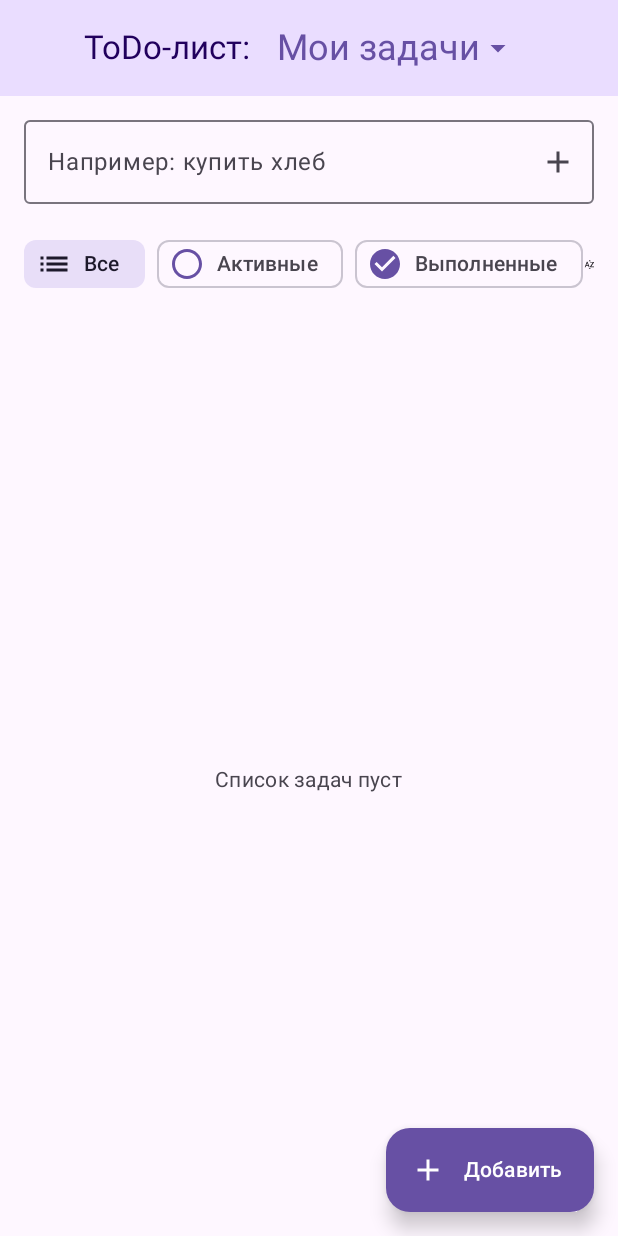
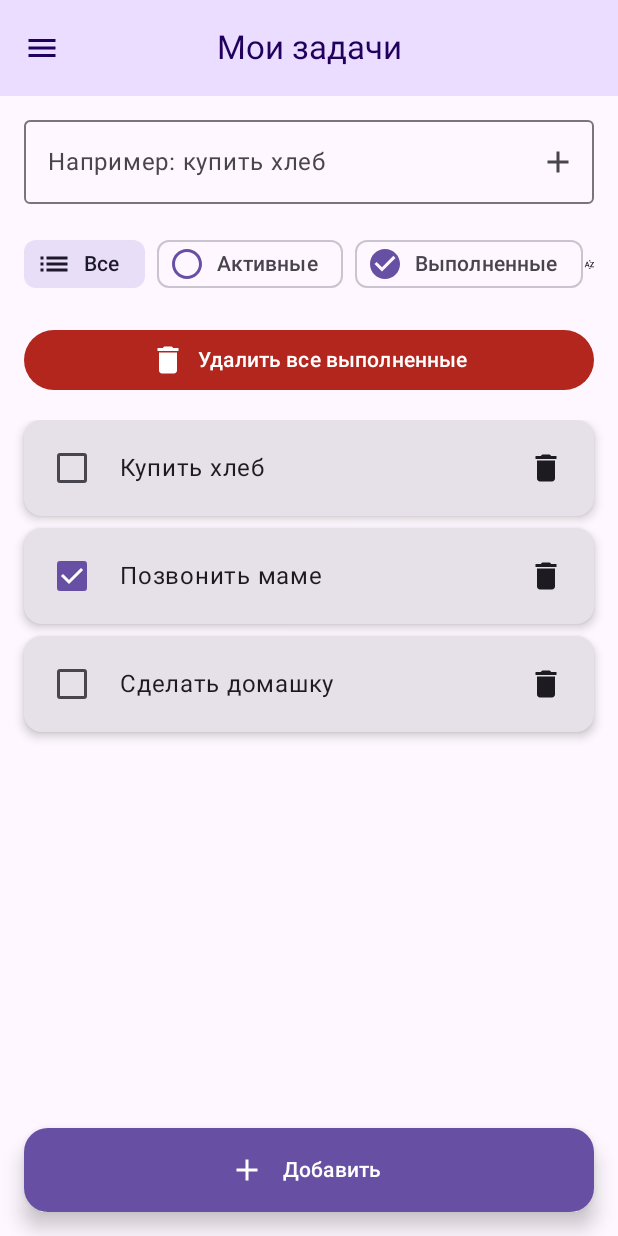
Before and after one commit to Denis24-sdk/ToDo-List-in-Kotlin, an Android app built with Jetpack Compose: the screen it shows after launch (MainActivity), on a phone screen of 412 x 824 dp. Run offline under Robolectric (Android 15) with nearby library versions, the phone set to English and light mode, and no system bars.

Commit message:
- Плавающая кнопка "Добавить" - Добавлено меню со списками - Удобное открытие и закрытие меню

```diff
--- a/app/src/main/java/com/example/myfirstapp/MainActivity.kt
+++ b/app/src/main/java/com/example/myfirstapp/MainActivity.kt
@@ -1,11 +1,12 @@
 package com.example.myfirstapp
 
+import android.content.Context
 import android.os.Bundle
-import android.util.Log
 import androidx.activity.ComponentActivity
 import androidx.activity.compose.setContent
 import androidx.compose.animation.*
 import androidx.compose.animation.core.tween
+import androidx.compose.foundation.clickable
 import androidx.compose.foundation.layout.*
 import androidx.compose.foundation.lazy.LazyColumn
 import androidx.compose.foundation.lazy.items
@@ -15,84 +16,154 @@ import androidx.compose.material3.*
 import androidx.compose.runtime.*
 import androidx.compose.ui.Alignment
 import androidx.compose.ui.Modifier
-import androidx.compose.ui.platform.LocalContext
+import androidx.compose.ui.platform.LocalFocusManager
+import androidx.compose.ui.platform.LocalSoftwareKeyboardController
 import androidx.compose.ui.text.input.TextFieldValue
 import androidx.compose.ui.unit.dp
-import androidx.datastore.preferences.core.edit
-import androidx.datastore.preferences.core.stringPreferencesKey
+import androidx.lifecycle.lifecycleScope
+import androidx.datastore.preferences.core.*
 import androidx.datastore.preferences.preferencesDataStore
+import com.google.gson.Gson
+import com.google.gson.reflect.TypeToken
 import kotlinx.coroutines.flow.Flow
+import kotlinx.coroutines.flow.collectLatest
 import kotlinx.coroutines.flow.map
 import kotlinx.coroutines.launch
-import kotlinx.serialization.Serializable
-import kotlinx.serialization.encodeToString
-import kotlinx.serialization.decodeFromString
-import kotlinx.serialization.json.Json
-import android.content.Context
 
-val Context.dataStore by preferencesDataStore(name = "tasks_prefs")
-val TASK_LISTS_KEY = stringPreferencesKey("task_lists_key")
+// --- Data ---
 
-@Serializable
 data class Task(val id: Int, val text: String, val done: Boolean)
-
-@Serializable
 data class TaskList(val id: Int, val name: String, val tasks: List<Task>)
 
 enum class TaskFilter { ALL, ACTIVE, DONE }
 
-val jsonFormat = Json {
-    ignoreUnknownKeys = true
-    isLenient = true
-    encodeDefaults = true
-}
+// --- DataStore ---
 
-fun getTaskListsFlow(context: Context): Flow<List<TaskList>> = context.dataStore.data
-    .map { prefs ->
-        val json = prefs[TASK_LISTS_KEY] ?: "[]"
-        try {
-            jsonFormat.decodeFromString(json)
-        } catch (e: Exception) {
-            emptyList<TaskList>()
-        }
-    }
+// Ключ для сохранения списков задач в DataStore
+val Context.dataStore by preferencesDataStore(name = "tasks_datastore")
+val TASK_LISTS_KEY = stringPreferencesKey("task_lists_json")
 
-suspend fun saveTaskLists(context: Context, lists: List<TaskList>) {
-    val json = jsonFormat.encodeToString(lists)
-    context.dataStore.edit { prefs ->
+// Gson для конвертации списков задач в JSON и обратно
+val gson = Gson()
+
+suspend fun Context.saveTaskLists(lists: List<TaskList>) {
+    val json = gson.toJson(lists)
+    dataStore.edit { prefs ->
         prefs[TASK_LISTS_KEY] = json
     }
 }
 
+fun Context.loadTaskLists(): Flow<List<TaskList>> = dataStore.data
+    .map { prefs ->
+        val json = prefs[TASK_LISTS_KEY] ?: "[]"
+        val type = object : TypeToken<List<TaskList>>() {}.type
+        gson.fromJson<List<TaskList>>(json, type)
+    }
+
+// --- MainActivity ---
+
 class MainActivity : ComponentActivity() {
     override fun onCreate(savedInstanceState: Bundle?) {
         super.onCreate(savedInstanceState)
+
+        // Загружаем списки из DataStore, если данных нет — создаём дефолтный список
+        val listsState = mutableStateOf<List<TaskList>>(emptyList())
+
+        lifecycleScope.launch {
+            applicationContext.loadTaskLists().collectLatest { loadedLists ->
+                if (loadedLists.isNotEmpty()) {
+                    listsState.value = loadedLists
+                } else {
+                    listsState.value = listOf(
+                        TaskList(
+                            id = 1,
+                            name = "Мои задачи",
+                            tasks = listOf(
+                                Task(1, "Купить хлеб", false),
+                                Task(2, "Позвонить маме", true),
+                                Task(3, "Сделать домашку", false),
+                            )
+                        )
+                    )
+                }
+            }
+        }
+
         setContent {
             MaterialTheme {
-                ToDoAppScreen()
+                ToDoAppScreen(
+                    lists = listsState.value,
+                    onListsChange = { newLists ->
+                        listsState.value = newLists
+                        lifecycleScope.launch {
+                            applicationContext.saveTaskLists(newLists)
+                        }
+                    }
+                )
             }
         }
     }
 }
 
-@OptIn(ExperimentalMaterial3Api::class, ExperimentalAnimationApi::class)
+// --- UI компоненты ---
+
+// Отображение отдельной задачи с чекбоксом и кнопкой удаления
 @Composable
-fun ToDoAppScreen() {
-    val context = LocalContext.current
-    val scope = rememberCoroutineScope()
-
-    val taskListsFlow = remember { getTaskListsFlow(context) }
-    val taskLists by taskListsFlow.collectAsState(initial = emptyList())
-
-    var lists by remember { mutableStateOf(taskLists) }
-    LaunchedEffect(taskLists) {
-        lists = taskLists.ifEmpty {
-            listOf(TaskList(1, "Мои задачи", emptyList()))
+fun TaskCardModern(
+    task: Task,
+    onCheckedChange: (Boolean) -> Unit,
+    onDelete: () -> Unit
+) {
+    Card(
+        modifier = Modifier.fillMaxWidth(),
+        elevation = CardDefaults.cardElevation(4.dp)
+    ) {
+        Row(
+            verticalAlignment = Alignment.CenterVertically,
+            modifier = Modifier.padding(8.dp)
+        ) {
+            Checkbox(
+                checked = task.done,
+                onCheckedChange = onCheckedChange
+            )
+            Spacer(Modifier.width(8.dp))
+            Text(
+                text = task.text,
+                modifier = Modifier.weight(1f),
+                style = MaterialTheme.typography.bodyLarge
+            )
+            IconButton(onClick = onDelete) {
+                Icon(Icons.Default.Delete, contentDescription = "Удалить задачу")
+            }
+        }
     }
 }
 
-    var activeListId by remember { mutableStateOf(lists.firstOrNull()?.id ?: 1) }
-    val activeList = lists.find { it.id == activeListId } ?: lists.firstOrNull()
+// --- Основной экран ---
+
+@OptIn(ExperimentalMaterial3Api::class, ExperimentalAnimationApi::class)
+@Composable
+fun ToDoAppScreen(
+    lists: List<TaskList>,
+    onListsChange: (List<TaskList>) -> Unit
+) {
+    val scope = rememberCoroutineScope()
+    val snackbarHostState = remember { SnackbarHostState() }
+    val drawerState = rememberDrawerState(DrawerValue.Closed)
+    val focusManager = LocalFocusManager.current
+    val keyboardController = LocalSoftwareKeyboardController.current
+
+    var activeListId by remember {
+        mutableStateOf(lists.firstOrNull()?.id ?: -1)
+    }
+
+    LaunchedEffect(lists) {
+        if (lists.none { it.id == activeListId }) {
+            activeListId = lists.firstOrNull()?.id ?: -1
+        }
+    }
+
+    val activeList = lists.find { it.id == activeListId }
 
     var input by remember { mutableStateOf(TextFieldValue("")) }
     var filter by remember { mutableStateOf(TaskFilter.ALL) }
@@ -101,17 +172,7 @@ fun ToDoAppScreen() {
     var showAddListDialog by remember { mutableStateOf(false) }
     var newListName by remember { mutableStateOf(TextFieldValue("")) }
 
-    fun save(allLists: List<TaskList>) {
-        allLists.forEach { list ->
-            val ids = list.tasks.map { it.id }
-            if (ids.size != ids.toSet().size) {
-                Log.e("ToDoApp", "Дубликаты ID задач в списке '${list.name}': $ids")
-            }
-        }
-        scope.launch {
-            saveTaskLists(context, allLists)
-        }
-    }
+    // Основная логика: добавление, обновление, удаление задач и списков
 
     fun addTask(text: String) {
         if (text.isBlank() || activeList == null) return
@@ -121,55 +182,57 @@ fun ToDoAppScreen() {
         while (newId in currentIds) newId++
         val newTask = Task(newId, text.trim(), false)
         val updatedList = activeList.copy(tasks = currentTasks + newTask)
-        lists = lists.map { if (it.id == activeListId) updatedList else it }
-        save(lists)
+        val updatedLists = lists.map { if (it.id == activeListId) updatedList else it }
+        onListsChange(updatedLists)
         input = TextFieldValue("")
+        focusManager.clearFocus()
+        keyboardController?.hide()
     }
 
-    fun updateTask(updatedTask: Task) {
-        if (activeList == null) return
-        val updatedTasks = activeList.tasks.map { if (it.id == updatedTask.id) updatedTask else it }
-        val updatedList = activeList.copy(tasks = updatedTasks)
-        lists = lists.map { if (it.id == activeListId) updatedList else it }
-        save(lists)
+    fun updateTask(task: Task) {
+        val list = activeList ?: return
+        val updatedTasks = list.tasks.map {
+            if (it.id == task.id) task else it
+        }
+        val updatedList = list.copy(tasks = updatedTasks)
+        val updatedLists = lists.map { if (it.id == activeListId) updatedList else it }
+        onListsChange(updatedLists)
     }
 
-    fun deleteTask(taskToDelete: Task) {
-        if (activeList == null) return
-        val updatedTasks = activeList.tasks.filter { it.id != taskToDelete.id }
-        val updatedList = activeList.copy(tasks = updatedTasks)
-        lists = lists.map { if (it.id == activeListId) updatedList else it }
-        save(lists)
+    fun deleteTask(task: Task) {
+        val list = activeList ?: return
+        val updatedTasks = list.tasks.filter { it.id != task.id }
+        val updatedList = list.copy(tasks = updatedTasks)
+        val updatedLists = lists.map { if (it.id == activeListId) updatedList else it }
+        onListsChange(updatedLists)
     }
 
     fun deleteDoneTasks() {
-        if (activeList == null) return
-        val updatedTasks = activeList.tasks.filter { !it.done }
-        val updatedList = activeList.copy(tasks = updatedTasks)
-        lists = lists.map { if (it.id == activeListId) updatedList else it }
-        save(lists)
+        val list = activeList ?: return
+        val updatedTasks = list.tasks.filter { !it.done }
+        val updatedList = list.copy(tasks = updatedTasks)
+        val updatedLists = lists.map { if (it.id == activeListId) updatedList else it }
+        onListsChange(updatedLists)
     }
 
     fun addTaskList(name: String) {
         if (name.isBlank()) return
-        val currentIds = lists.map { it.id }.toSet()
-        var newId = 1
-        while (newId in currentIds) newId++
+        val newId = (lists.maxOfOrNull { it.id } ?: 0) + 1
         val newList = TaskList(newId, name.trim(), emptyList())
-        lists = lists + newList
+        val updatedLists = lists + newList
+        onListsChange(updatedLists)
         activeListId = newId
-        save(lists)
     }
 
-    fun deleteTaskList(listId: Int) {
-        if (lists.size <= 1) return
-        lists = lists.filter { it.id != listId }
-        if (activeListId == listId) {
-            activeListId = lists.firstOrNull()?.id ?: 1
+    fun deleteTaskList(id: Int) {
+        val updatedLists = lists.filter { it.id != id }
+        onListsChange(updatedLists)
+        if (activeListId == id) {
+            activeListId = updatedLists.firstOrNull()?.id ?: -1
         }
-        save(lists)
     }
 
+    // Фильтрация и сортировка задач в зависимости от выбранных настроек
     fun filteredSortedTasks(): List<Task> {
         if (activeList == null) return emptyList()
         val filtered = when (filter) {
@@ -181,80 +244,128 @@ fun ToDoAppScreen() {
         else filtered.sortedByDescending { it.text.lowercase() }
     }
 
-    Scaffold(
-        topBar = {
-            CenterAlignedTopAppBar(
-                title = {
-                    Row(verticalAlignment = Alignment.CenterVertically) {
-                        Text("ToDo-лист: ")
-                        var expanded by remember { mutableStateOf(false) }
-                        Box {
-                            TextButton(onClick = { expanded = true }) {
-                                Text(activeList?.name ?: "Нет списков", style = MaterialTheme.typography.headlineSmall)
-                                Icon(Icons.Default.ArrowDropDown, contentDescription = null)
-                            }
-                            DropdownMenu(expanded = expanded, onDismissRequest = { expanded = false }) {
-                                lists.forEach { list ->
-                                    DropdownMenuItem(
-                                        text = { Text(list.name) },
-                                        onClick = {
-                                            activeListId = list.id
-                                            expanded = false
-                                        },
-                                        trailingIcon = {
-                                            if (lists.size > 1) {
+    // --- UI ---
+
+    ModalNavigationDrawer(
+        drawerState = drawerState,
+        drawerContent = {
+            ModalDrawerSheet(
+                modifier = Modifier.fillMaxHeight(0.9f)
+            ) {
+                // Боковое меню с перечнем всех списков и кнопкой для создания нового
+                Row(
+                    modifier = Modifier
+                        .fillMaxWidth()
+                        .padding(horizontal = 16.dp, vertical = 12.dp),
+                    verticalAlignment = Alignment.CenterVertically
+                ) {
+                    Text(
+                        "Ваши списки",
+                        style = MaterialTheme.typography.headlineMedium,
+                        modifier = Modifier.weight(1f)
+                    )
                     IconButton(
                         onClick = {
-                                                        deleteTaskList(list.id)
-                                                        expanded = false
+                            scope.launch {
+                                snackbarHostState.showSnackbar("Для открытия списков свайпните вправо")
+                            }
                         }
                     ) {
+                        Icon(
+                            imageVector = Icons.Default.Info,
+                            contentDescription = "Подсказка"
+                        )
+                    }
+                }
+
+                Divider()
+
+                LazyColumn {
+                    items(lists, key = { it.id }) { list ->
+                        ListItem(
+                            headlineContent = { Text(list.name) },
+                            trailingContent = {
+                                if (lists.size > 1) {
+                                    IconButton(onClick = {
+                                        deleteTaskList(list.id)
+                                    }) {
                                         Icon(Icons.Default.Delete, contentDescription = "Удалить список")
                                     }
                                 }
+                            },
+                            modifier = Modifier
+                                .fillMaxWidth()
+                                .clickable {
+                                    activeListId = list.id
+                                    scope.launch { drawerState.close() }
                                 }
+                                .padding(horizontal = 8.dp)
                         )
                     }
+                    item {
                         Divider()
-                                DropdownMenuItem(
-                                    text = { Text("Добавить список") },
-                                    onClick = {
-                                        expanded = false
+                        ListItem(
+                            headlineContent = { Text("Добавить список") },
+                            leadingContent = { Icon(Icons.Default.Add, contentDescription = null) },
+                            modifier = Modifier
+                                .fillMaxWidth()
+                                .clickable {
                                     showAddListDialog = true
+                                    scope.launch { drawerState.close() }
                                 }
+                                .padding(horizontal = 8.dp)
                         )
                     }
                 }
             }
         },
+        gesturesEnabled = true,
+        modifier = Modifier.fillMaxSize()
+    ) {
+        Scaffold(
+            topBar = {
+                // Верхний AppBar с кнопкой открытия бокового меню
+                CenterAlignedTopAppBar(
+                    title = {
+                        Text(activeList?.name ?: "Нет списков")
+                    },
+                    navigationIcon = {
+                        IconButton(onClick = {
+                            scope.launch {
+                                if (drawerState.isClosed) drawerState.open() else drawerState.close()
+                            }
+                        }) {
+                            Icon(Icons.Default.Menu, contentDescription = "Меню")
+                        }
+                    },
+                    // Кнопка подсказки убрана из верхнего бара, чтобы не загромождать интерфейс
+                    actions = {
+                        // пусто
+                    },
                     colors = TopAppBarDefaults.centerAlignedTopAppBarColors(
                         containerColor = MaterialTheme.colorScheme.primaryContainer,
-                    titleContentColor = MaterialTheme.colorScheme.onPrimaryContainer
+                        titleContentColor = MaterialTheme.colorScheme.onPrimaryContainer,
+                        actionIconContentColor = MaterialTheme.colorScheme.onPrimaryContainer,
+                        navigationIconContentColor = MaterialTheme.colorScheme.onPrimaryContainer
                     )
                 )
             },
-        floatingActionButton = {
-            ExtendedFloatingActionButton(
-                onClick = { addTask(input.text) },
-                icon = { Icon(Icons.Default.Add, contentDescription = "Добавить задачу") },
-                text = { Text("Добавить") },
-                containerColor = MaterialTheme.colorScheme.primary,
-                contentColor = MaterialTheme.colorScheme.onPrimary,
-                elevation = FloatingActionButtonDefaults.elevation(defaultElevation = 8.dp),
+            snackbarHost = { SnackbarHost(hostState = snackbarHostState) },
+            contentWindowInsets = WindowInsets(0, 0, 0, 0),
+            content = { innerPadding ->
+                Box(
                     modifier = Modifier
-                    .imePadding()
-                    .navigationBarsPadding()
-            )
-        },
-        content = { innerPadding ->
+                        .padding(innerPadding)
+                        .fillMaxSize()
+                ) {
                     Column(
                         modifier = Modifier
-                    .padding(innerPadding)
+                            .fillMaxSize()
                             .padding(horizontal = 16.dp)
-                    .fillMaxSize()
                     ) {
                         Spacer(Modifier.height(16.dp))
 
+                        // Основной экран: ввод новой задачи, фильтры, список задач и кнопка очистки выполненных
                         OutlinedTextField(
                             value = input,
                             onValueChange = { input = it },
@@ -374,9 +485,30 @@ fun ToDoAppScreen() {
                             }
                         }
                     }
+
+                    Box(
+                        modifier = Modifier
+                            .fillMaxWidth()
+                            .padding(16.dp)
+                            .imePadding()
+                            .align(Alignment.BottomCenter)
+                    ) {
+                        ExtendedFloatingActionButton(
+                            onClick = { addTask(input.text) },
+                            icon = { Icon(Icons.Default.Add, contentDescription = "Добавить задачу") },
+                            text = { Text("Добавить") },
+                            containerColor = MaterialTheme.colorScheme.primary,
+                            contentColor = MaterialTheme.colorScheme.onPrimary,
+                            elevation = FloatingActionButtonDefaults.elevation(defaultElevation = 8.dp),
+                            modifier = Modifier.fillMaxWidth()
+                        )
+                    }
+                }
             }
         )
+    }
 
+    // Диалог подтверждения удаления всех выполненных задач
     if (showDeleteDoneDialog) {
         AlertDialog(
             onDismissRequest = { showDeleteDoneDialog = false },
@@ -400,6 +532,7 @@ fun ToDoAppScreen() {
         )
     }
 
+    // Диалог для добавления нового списка задач
     if (showAddListDialog) {
         AlertDialog(
             onDismissRequest = {
@@ -440,53 +573,3 @@ fun ToDoAppScreen() {
         )
     }
 }
-
-@Composable
-fun TaskCardModern(
-    task: Task,
-    onCheckedChange: (Boolean) -> Unit,
-    onDelete: () -> Unit
-) {
-    Card(
-        modifier = Modifier
-            .fillMaxWidth(),
-        colors = CardDefaults.cardColors(
-            containerColor = if (task.done) MaterialTheme.colorScheme.secondaryContainer else MaterialTheme.colorScheme.surface
-        ),
-        shape = MaterialTheme.shapes.medium,
-        elevation = CardDefaults.cardElevation(defaultElevation = 6.dp)
-    ) {
-        Row(
-            modifier = Modifier
-                .padding(16.dp)
-                .fillMaxWidth(),
-            verticalAlignment = Alignment.CenterVertically
-        ) {
-            Checkbox(
-                checked = task.done,
-                onCheckedChange = onCheckedChange,
-                colors = CheckboxDefaults.colors(
-                    checkedColor = MaterialTheme.colorScheme.primary,
-                    uncheckedColor = MaterialTheme.colorScheme.onSurfaceVariant
-                )
-            )
-            Spacer(Modifier.width(12.dp))
-            Text(
-                text = task.text,
-                style = MaterialTheme.typography.bodyLarge,
-                color = if (task.done) MaterialTheme.colorScheme.onSecondaryContainer else MaterialTheme.colorScheme.onSurface,
-                modifier = Modifier.weight(1f)
-            )
-            IconButton(
-                onClick = onDelete,
-                modifier = Modifier.size(36.dp)
-            ) {
-                Icon(
-                    imageVector = Icons.Default.Delete,
-                    contentDescription = "Удалить",
-                    tint = MaterialTheme.colorScheme.error
-                )
-            }
-        }
-    }
-}
```
Also changed, not shown: app/build.gradle.kts (+12 -8 lines), gradle/libs.versions.toml (+18 -0 lines). Lines whose indentation alone changed are shown as unchanged.
